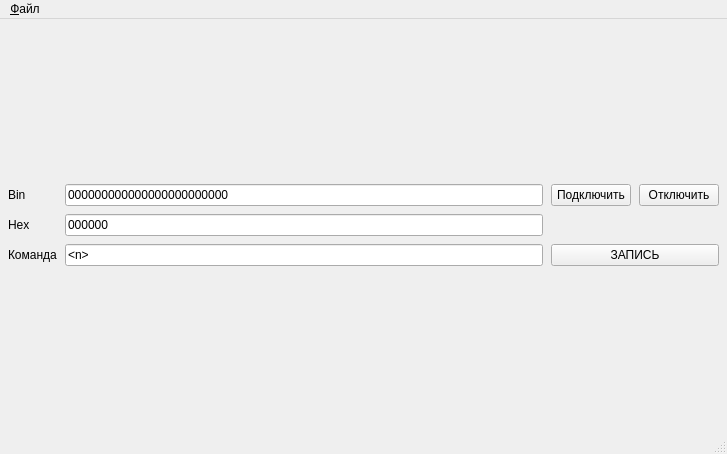
Qt form mainwindow.ui (igrekus/adf3114) before a commit.
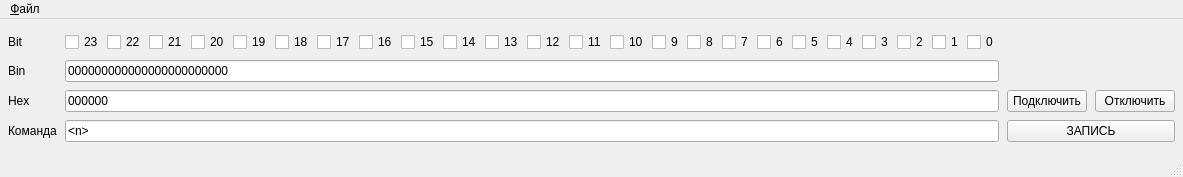
The same form after that commit.

Commit message: Add bit checkboxes

Patch:
```diff
--- a/mainwindow.ui
+++ b/mainwindow.ui
@@ -6,8 +6,8 @@
    <rect>
     <x>0</x>
     <y>0</y>
-    <width>727</width>
-    <height>454</height>
+    <width>1086</width>
+    <height>177</height>
    </rect>
   </property>
   <property name="windowTitle">
@@ -35,7 +35,7 @@
     </item>
     <item>
      <layout class="QGridLayout" name="gridLayout">
-      <item row="1" column="1">
+      <item row="2" column="1">
        <widget class="QLineEdit" name="editHex">
         <property name="inputMask">
          <string>hhhhhh</string>
@@ -48,21 +48,21 @@
         </property>
        </widget>
       </item>
-      <item row="1" column="0">
+      <item row="2" column="0">
        <widget class="QLabel" name="lblHex">
         <property name="text">
          <string>Hex</string>
         </property>
        </widget>
       </item>
-      <item row="2" column="0">
+      <item row="3" column="0">
        <widget class="QLabel" name="lblCommand">
         <property name="text">
          <string>Команда</string>
         </property>
        </widget>
       </item>
-      <item row="2" column="1">
+      <item row="3" column="1">
        <widget class="QLineEdit" name="editCommand">
         <property name="enabled">
          <bool>true</bool>
@@ -75,21 +75,14 @@
         </property>
        </widget>
       </item>
-      <item row="2" column="2">
+      <item row="3" column="2">
        <widget class="QPushButton" name="btnWrite">
         <property name="text">
          <string>ЗАПИСЬ</string>
         </property>
        </widget>
       </item>
-      <item row="0" column="0">
-       <widget class="QLabel" name="lblBin">
-        <property name="text">
-         <string>Bin</string>
-        </property>
-       </widget>
-      </item>
-      <item row="0" column="1">
+      <item row="1" column="1">
        <widget class="QLineEdit" name="editBin">
         <property name="inputMask">
          <string>bbbbbbbbbbbbbbbbbbbbbbbb</string>
@@ -102,7 +95,209 @@
         </property>
        </widget>
       </item>
-      <item row="0" column="2">
+      <item row="0" column="1">
+       <layout class="QHBoxLayout" name="horizontalLayout">
+        <property name="spacing">
+         <number>3</number>
+        </property>
+        <item>
+         <widget class="QCheckBox" name="cbox23">
+          <property name="text">
+           <string>23</string>
+          </property>
+         </widget>
+        </item>
+        <item>
+         <widget class="QCheckBox" name="cbox22">
+          <property name="text">
+           <string>22</string>
+          </property>
+         </widget>
+        </item>
+        <item>
+         <widget class="QCheckBox" name="cbox21">
+          <property name="text">
+           <string>21</string>
+          </property>
+         </widget>
+        </item>
+        <item>
+         <widget class="QCheckBox" name="cbox20">
+          <property name="text">
+           <string>20</string>
+          </property>
+         </widget>
+        </item>
+        <item>
+         <widget class="QCheckBox" name="cbox19">
+          <property name="text">
+           <string>19</string>
+          </property>
+         </widget>
+        </item>
+        <item>
+         <widget class="QCheckBox" name="cbox18">
+          <property name="text">
+           <string>18</string>
+          </property>
+         </widget>
+        </item>
+        <item>
+         <widget class="QCheckBox" name="cbox17">
+          <property name="text">
+           <string>17</string>
+          </property>
+         </widget>
+        </item>
+        <item>
+         <widget class="QCheckBox" name="cbox16">
+          <property name="text">
+           <string>16</string>
+          </property>
+         </widget>
+        </item>
+        <item>
+         <widget class="QCheckBox" name="cbox15">
+          <property name="text">
+           <string>15</string>
+          </property>
+         </widget>
+        </item>
+        <item>
+         <widget class="QCheckBox" name="cbox14">
+          <property name="text">
+           <string>14</string>
+          </property>
+         </widget>
+        </item>
+        <item>
+         <widget class="QCheckBox" name="cbox13">
+          <property name="text">
+           <string>13</string>
+          </property>
+         </widget>
+        </item>
+        <item>
+         <widget class="QCheckBox" name="cbox12">
+          <property name="text">
+           <string>12</string>
+          </property>
+         </widget>
+        </item>
+        <item>
+         <widget class="QCheckBox" name="cbox11">
+          <property name="text">
+           <string>11</string>
+          </property>
+         </widget>
+        </item>
+        <item>
+         <widget class="QCheckBox" name="cbox10">
+          <property name="text">
+           <string>10</string>
+          </property>
+         </widget>
+        </item>
+        <item>
+         <widget class="QCheckBox" name="cbox09">
+          <property name="text">
+           <string>9</string>
+          </property>
+         </widget>
+        </item>
+        <item>
+         <widget class="QCheckBox" name="cbox08">
+          <property name="text">
+           <string>8</string>
+          </property>
+         </widget>
+        </item>
+        <item>
+         <widget class="QCheckBox" name="cbox07">
+          <property name="text">
+           <string>7</string>
+          </property>
+         </widget>
+        </item>
+        <item>
+         <widget class="QCheckBox" name="cbox06">
+          <property name="text">
+           <string>6</string>
+          </property>
+         </widget>
+        </item>
+        <item>
+         <widget class="QCheckBox" name="cbox05">
+          <property name="text">
+           <string>5</string>
+          </property>
+         </widget>
+        </item>
+        <item>
+         <widget class="QCheckBox" name="cbox04">
+          <property name="text">
+           <string>4</string>
+          </property>
+         </widget>
+        </item>
+        <item>
+         <widget class="QCheckBox" name="cbox03">
+          <property name="text">
+           <string>3</string>
+          </property>
+         </widget>
+        </item>
+        <item>
+         <widget class="QCheckBox" name="cbox02">
+          <property name="text">
+           <string>2</string>
+          </property>
+         </widget>
+        </item>
+        <item>
+         <widget class="QCheckBox" name="cbox01">
+          <property name="text">
+           <string>1</string>
+          </property>
+         </widget>
+        </item>
+        <item>
+         <widget class="QCheckBox" name="cbox00">
+          <property name="text">
+           <string>0</string>
+          </property>
+         </widget>
+        </item>
+        <item>
+         <spacer name="horizontalSpacer">
+          <property name="orientation">
+           <enum>Qt::Horizontal</enum>
+          </property>
+          <property name="sizeHint" stdset="0">
+           <size>
+            <width>40</width>
+            <height>20</height>
+           </size>
+          </property>
+         </spacer>
+        </item>
+       </layout>
+      </item>
+      <item row="1" column="0">
+       <widget class="QLabel" name="lblBin">
+        <property name="text">
+         <string>Bin</string>
+        </property>
+       </widget>
+      </item>
+      <item row="0" column="0">
+       <widget class="QLabel" name="lblBit">
+        <property name="text">
+         <string>Bit</string>
+        </property>
+       </widget>
+      </item>
+      <item row="2" column="2">
        <layout class="QHBoxLayout" name="horizontalLayout_2">
         <item>
          <widget class="QPushButton" name="btnConnect">
@@ -129,7 +324,7 @@
     <rect>
      <x>0</x>
      <y>0</y>
-     <width>727</width>
+     <width>1086</width>
      <height>21</height>
     </rect>
    </property>
```
Left out of the diff: 2 changed lines with no effect on the pictures. The commit also changes 1 other file.
